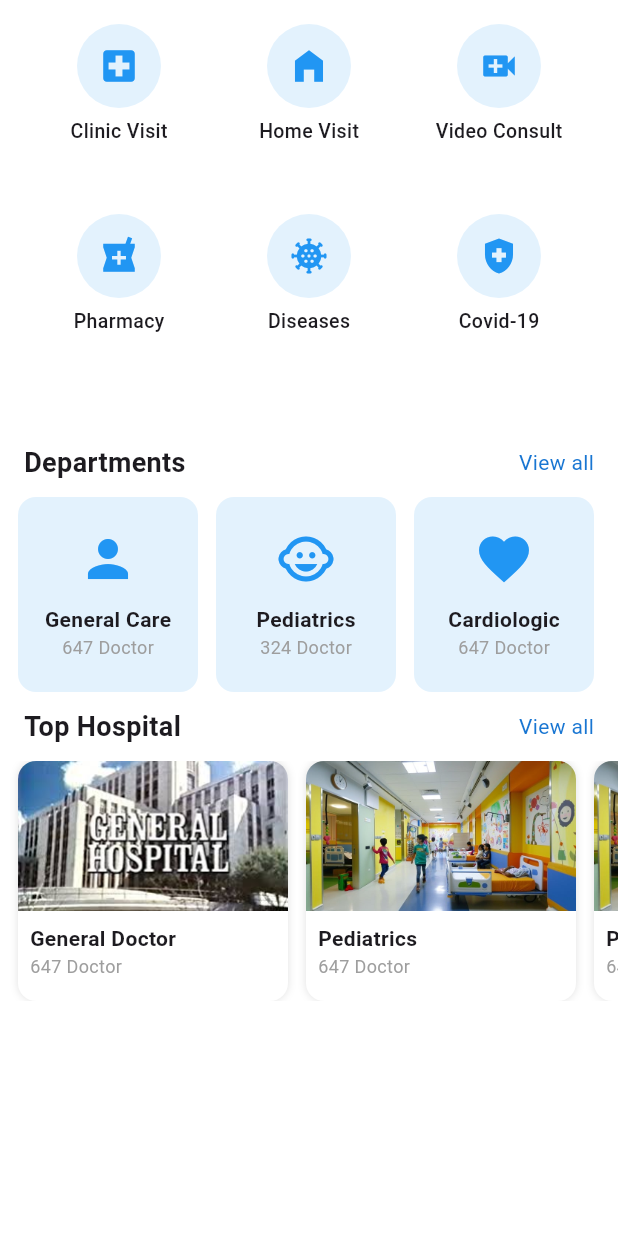
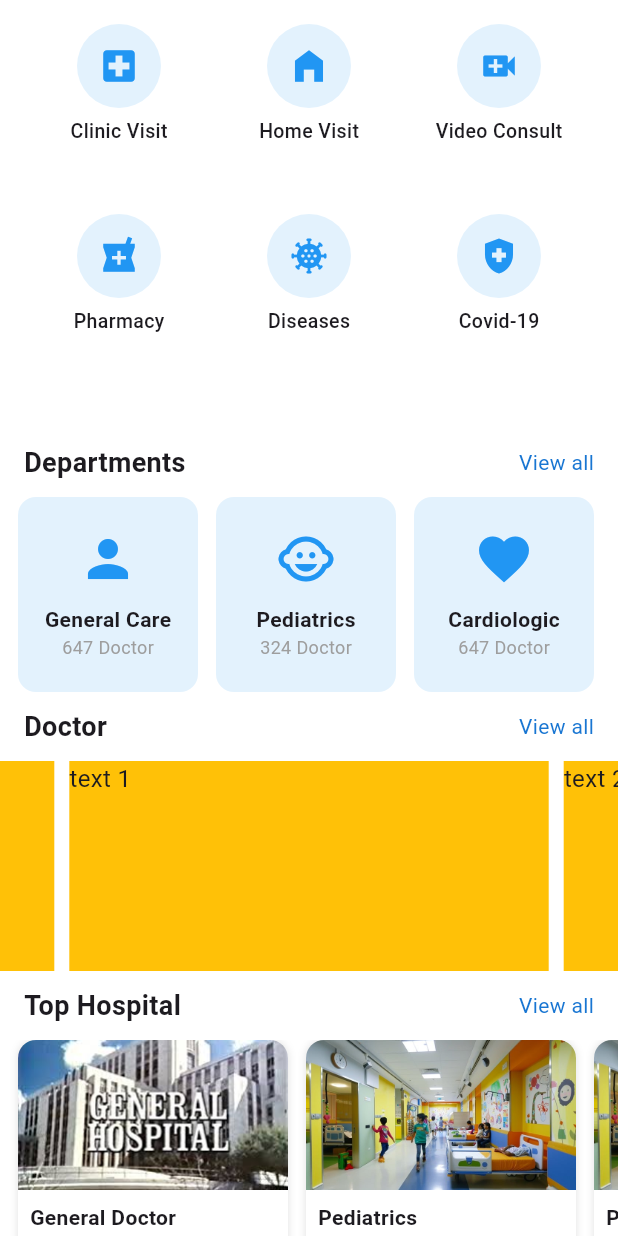
Before and after one commit to mdrazaulkabir/health_alert, a Flutter app: the HomeDashboardScreen screen opened directly, on a phone screen of 412 x 824 dp. Run offline on Flutter 3.47's test engine with Material 3 defaults, Android fonts, the phone set to English and light mode, and no system bars; drawn by our look-alikes of carousel_slider; our stand-ins replace flutter_svg, image_picker, pin_code_fields, shared_preferences; accounts and stored records are empty.

Commit message:
add the carouselSlider

```diff
--- a/lib/ui/health/home_dashboard_screen.dart
+++ b/lib/ui/health/home_dashboard_screen.dart
@@ -51,8 +51,24 @@ class HomeDashboardScreen extends StatelessWidget {
                   ],
                 ),
               ),
-
-
+              SectionHeader(title: "Doctor"),
+              CarouselSlider(
+                options: CarouselOptions(height: 140.0),
+                items: [1,2,3,4,5].map((i) {
+                  return Builder(
+                    builder: (BuildContext context) {
+                      return Container(
+                          width: MediaQuery.of(context).size.width,
+                          margin: EdgeInsets.symmetric(horizontal: 5.0),
+                          decoration: BoxDecoration(
+                              color: Colors.amber
+                          ),
+                          child: Text('text $i', style: TextStyle(fontSize: 16.0),)
+                      );
+                    },
+                  );
+                }).toList(),
+              ),
 
               /// Top Hospital Section
               SectionHeader(title: "Top Hospital"),
```
